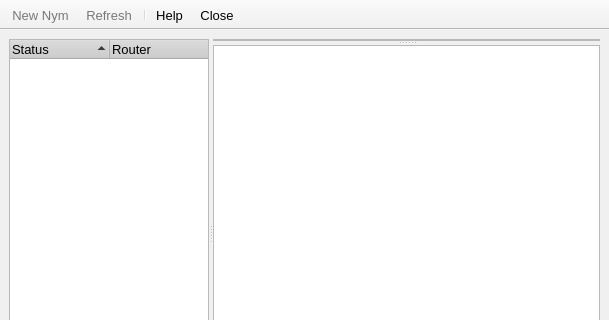
Before: the Qt Designer form src/gui/network/netviewer.ui in a-ilin/vidalia, drawn with Qt 5; both pictures show x 0 to 609 and y 0 to 320 of the 609 by 458 pixel window.
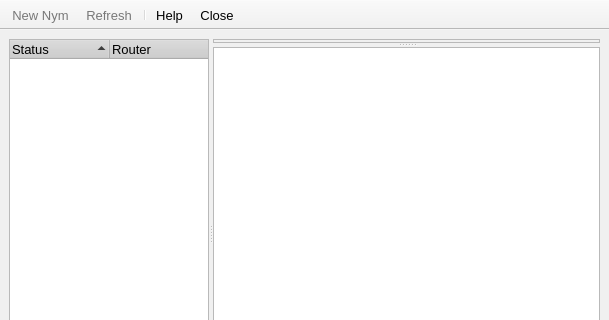
After: the same form once the commit is applied. Icons and pictures are not drawn. Custom widgets are drawn as their Qt base class.

Diff of the .ui file:
```diff
--- a/src/gui/network/netviewer.ui
+++ b/src/gui/network/netviewer.ui
@@ -380,7 +380,7 @@
           <hsizetype>5</hsizetype>
           <vsizetype>5</vsizetype>
           <horstretch>0</horstretch>
-          <verstretch>1</verstretch>
+          <verstretch>0</verstretch>
          </sizepolicy>
         </property>
         <property name="contextMenuPolicy" >
@@ -417,7 +417,7 @@
           <hsizetype>7</hsizetype>
           <vsizetype>7</vsizetype>
           <horstretch>0</horstretch>
-          <verstretch>100</verstretch>
+          <verstretch>0</verstretch>
          </sizepolicy>
         </property>
         <property name="contextMenuPolicy" >
```
Left out of the diff: 3 changed lines with no effect on the pictures.
